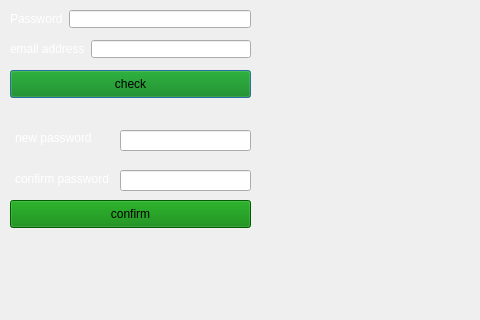
Above: forgotmypassword.ui from ErfanGerami/AP-Project before the change; both pictures show x 0 to 480 and y 0 to 320 of the 641 by 489 pixel window. Below: the same form after it.
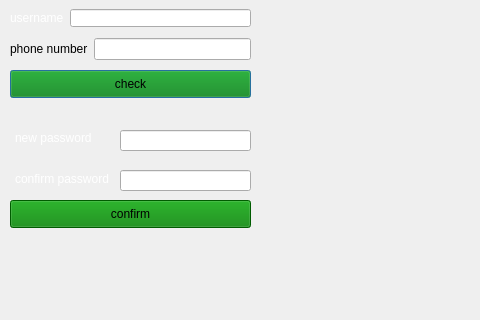
That is the form after the change. Icons and pictures are not drawn.

Commit message: added file haneling to forgot my password

```diff
--- a/forgotmypassword.ui
+++ b/forgotmypassword.ui
@@ -35,7 +35,7 @@
          <string notr="true">#user{color:white;}</string>
         </property>
         <property name="text">
-         <string>Password</string>
+         <string>username</string>
         </property>
        </widget>
       </item>
@@ -62,24 +62,24 @@
     <item>
      <layout class="QHBoxLayout" name="horizontalLayout">
       <item>
-       <widget class="QLabel" name="email">
-        <property name="styleSheet">
-         <string notr="true">#email{color:white;}</string>
+       <widget class="QLabel" name="phone">
+        <property name="autoFillBackground">
+         <bool>false</bool>
         </property>
         <property name="text">
-         <string>email address</string>
+         <string>phone number</string>
         </property>
        </widget>
       </item>
       <item>
-       <widget class="QLineEdit" name="emailL">
+       <widget class="QLineEdit" name="phoneL">
         <property name="font">
          <font>
           <italic>true</italic>
          </font>
         </property>
         <property name="styleSheet">
-         <string notr="true">#emailL{border-image:
+         <string notr="true">#confirm_passL{border-image:
 url(:/images/images/gameground.png);
 padding-left:10px;
 
```
The commit also changes 11 other files.
